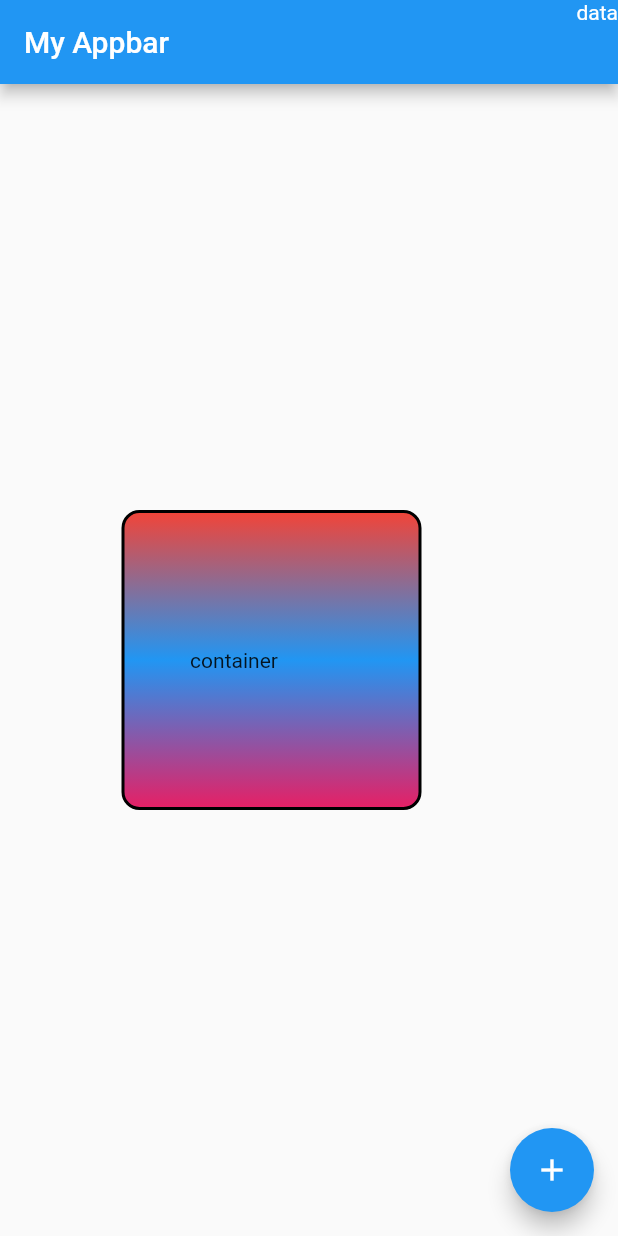
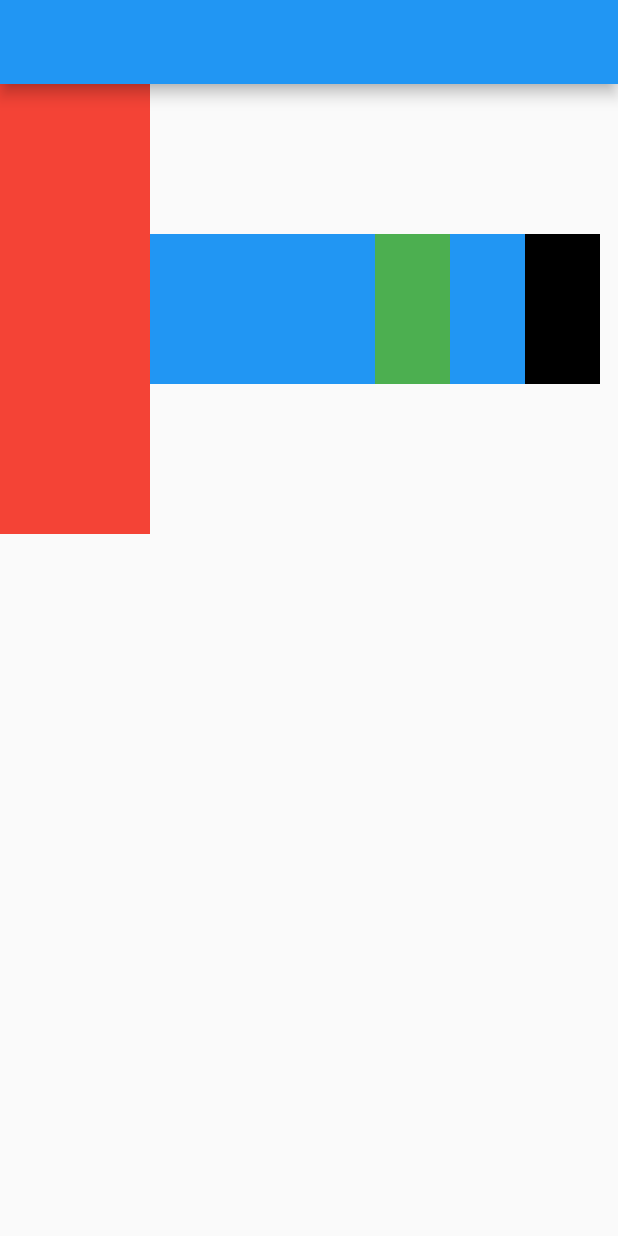
Before and after one commit to infoenum-testing/flutter_session, a Flutter app: the screen it shows after launch, on a phone screen of 412 x 824 dp. Run offline on Flutter 3.47's test engine with Material 2 defaults, Android fonts, the phone set to English and light mode, and no system bars.

Commit message:
row column

```diff
--- a/lib/main.dart
+++ b/lib/main.dart
@@ -1,5 +1,6 @@
 import 'package:flutter/cupertino.dart';
 import 'package:flutter/material.dart';
+import 'package:flutter_application_demo/screens/home_screen.dart';
 
 void main() {
   runApp(MyApp());
@@ -12,79 +13,103 @@ class MyApp extends StatelessWidget {
   Widget build(BuildContext context) {
     return MaterialApp(
       title: "My first App",
-      home: MyHome(),
+      home: HomeScreen(),
     );
   }
 }
 
-class MyHome extends StatefulWidget {
-  const MyHome({super.key});
 
-  @override
-  State<MyHome> createState() => _MyHomeState();
-}
 
-class _MyHomeState extends State<MyHome> {
-  int value = 0;
-  @override
-  void initState() {
-    // TODO: implement initState
-    super.initState();
-  }
 
-  @override
-  void didChangeDependencies() {
-    // TODO: implement didChangeDependencies
-    super.didChangeDependencies();
-  }
 
-  void counterfunction() {
-    value++;
-  }
 
-  @override
-  Widget build(BuildContext context) {
-    return Scaffold(
-      appBar: AppBar(
-        title: Text("My Appbar"),
-        actions: [Text("data")],
-      ),
-      body: Align(
-        alignment: Alignment.center,
-        child: Container(
-          margin: EdgeInsets.only(right: 50),
-          padding: EdgeInsets.only(right: 50),
-          height: 200,
-          width: 200,
-          decoration: BoxDecoration(
-              gradient: LinearGradient(
-                begin: Alignment.topCenter,
-                end: Alignment.bottomCenter,
-                colors: [Colors.red, Colors.blue, Colors.pink],
-              ),
-              borderRadius: BorderRadius.circular(12),
-              // color: Color(#),
-              border: Border.all(width: 2)),
-          child: Center(child: Text("container")),
-        ),
-      ),
 
-      // Center(
-      //   child: Text("${value}",
-      //       style: TextStyle(
-      //         fontSize: 50,
-      //         color: Colors.purple,
-      //         fontWeight: FontWeight.bold,
-      //       )),
-      // ),
-      floatingActionButton: FloatingActionButton(
-        onPressed: () {
-          setState(() {
-            counterfunction();
-          });
-        },
-        child: Icon(Icons.add),
-      ),
-    );
-  }
-}
+
+
+
+
+
+
+
+
+
+
+// class MyHome extends StatefulWidget {
+//   const MyHome({super.key});
+
+//   @override
+//   State<MyHome> createState() => _MyHomeState();
+// }
+
+// class _MyHomeState extends State<MyHome> {
+//   int value = 0;
+//   @override
+//   void initState() {
+//     // TODO: implement initState
+//     super.initState();
+//   }
+
+//   @override
+//   void didChangeDependencies() {
+//     // TODO: implement didChangeDependencies
+//     super.didChangeDependencies();
+//   }
+
+//   void counterfunction() {
+//     value++;
+//   }
+
+//   @override
+//   Widget build(BuildContext context) {
+//     return
+
+
+
+    // Scaffold(
+    //   appBar: AppBar(
+    //     title: Text("My Appbar"),
+    //     actions: [Text("data")],
+    //   ),
+    //   body:
+
+
+
+    //    Align(
+    //     alignment: Alignment.center,
+    //     child: Container(
+    //       margin: EdgeInsets.only(right: 50),
+    //       padding: EdgeInsets.only(right: 50),
+    //       height: 200,
+    //       width: 200,
+    //       decoration: BoxDecoration(
+    //           gradient: LinearGradient(
+    //             begin: Alignment.topCenter,
+    //             end: Alignment.bottomCenter,
+    //             colors: [Colors.red, Colors.blue, Colors.pink],
+    //           ),
+    //           borderRadius: BorderRadius.circular(12),
+    //           // color: Color(#),
+    //           border: Border.all(width: 2)),
+    //       child: Center(child: Text("container")),
+    //     ),
+    //   ),
+
+    //   // Center(
+    //   //   child: Text("${value}",
+    //   //       style: TextStyle(
+    //   //         fontSize: 50,
+    //   //         color: Colors.purple,
+    //   //         fontWeight: FontWeight.bold,
+    //   //       )),
+    //   // ),
+    //   floatingActionButton: FloatingActionButton(
+    //     onPressed: () {
+    //       setState(() {
+    //         counterfunction();
+    //       });
+    //     },
+    //     child: Icon(Icons.add),
+    //   ),
+    // );
+//   }
+// }
--- /dev/null
+++ b/lib/screens/home_screen.dart
@@ -0,0 +1,158 @@
+import 'package:flutter/cupertino.dart';
+import 'package:flutter/material.dart';
+
+class HomeScreen extends StatelessWidget {
+  const HomeScreen({super.key});
+
+  @override
+  Widget build(BuildContext context) {
+    return Scaffold(
+        appBar: AppBar(),
+        body: SingleChildScrollView(
+          physics: ScrollPhysics(parent: AlwaysScrollableScrollPhysics()),
+          scrollDirection: Axis.horizontal,
+          child: Row(
+            children: [
+              Container(
+                height: 300,
+                width: 100,
+                color: Colors.red,
+              ),
+              Container(
+                height: 100,
+                width: 50,
+                color: Colors.blue,
+              ),
+              Container(
+                height: 100,
+                width: 50,
+                color: Colors.blue,
+              ),
+              Container(
+                height: 100,
+                width: 50,
+                color: Colors.blue,
+              ),
+              Container(
+                height: 100,
+                width: 50,
+                color: Colors.green,
+              ),
+              Container(
+                height: 100,
+                width: 50,
+                color: Colors.blue,
+              ),
+              Container(
+                height: 100,
+                width: 50,
+                color: Colors.black,
+              ),
+            ],
+          ),
+        )
+
+        //  SingleChildScrollView(
+        //   child: Column(
+        //     // mainAxisAlignment: MainAxisAlignment.spaceAround,
+        //     children: [
+        //       Container(
+        //         height: 100,
+        //         width: 100,
+        //         color: Colors.red,
+        //       ),
+        //       // Container(
+        //       //   height: 100,
+        //       //   width: 100,
+        //       //   color: Colors.blue,
+        //       // ),
+        //       // Container(
+        //       //   height: 100,
+        //       //   width: 100,
+        //       //   color: Colors.black,
+        //       // ),
+
+        //       Row(
+        //         mainAxisAlignment: MainAxisAlignment.center,
+        //         children: [
+        //           Container(
+        //             height: 100,
+        //             width: 100,
+        //             color: Colors.red,
+        //           ),
+        //           Container(
+        //             height: 100,
+        //             width: 100,
+        //             color: Colors.black,
+        //           ),
+        //           SizedBox(height: 10),
+        //           Container(
+        //             height: 100,
+        //             width: 100,
+        //             color: Colors.yellow,
+        //           ),
+        //         ],
+        //       ),
+        //       SizedBox(height: 40),
+        //       Container(
+        //         width: 100,
+        //         height: 100,
+        //         // color: Colors.green,
+        //       ),
+        //       Container(
+        //         width: 100,
+        //         height: 100,
+        //         // color: Colors.blue,
+        //       ),
+        //       SizedBox(height: 40),
+        //       Container(
+        //         width: 100,
+        //         height: 100,
+        //         color: Colors.green,
+        //       ),
+        //       Container(
+        //         width: 100,
+        //         height: 100,
+        //         color: Colors.yellow,
+        //       ),
+        //       SizedBox(height: 40),
+        //       Container(
+        //         width: 100,
+        //         height: 100,
+        //         color: Colors.red,
+        //       ),
+        //       Container(
+        //         width: 100,
+        //         height: 100,
+        //         color: Colors.blue,
+        //       ),
+        //       Container(
+        //         margin: EdgeInsets.all(40),
+        //         padding: EdgeInsets.only(top: 20),
+        //         width: 100,
+        //         height: 100,
+        //         color: Colors.black,
+        //       ),
+        //       Container(
+        //         width: 100,
+        //         height: 100,
+        //         color: Colors.red,
+        //       ),
+        //       SizedBox(height: 40),
+        //       Container(
+        //         width: 100,
+        //         height: 100,
+        //         color: Colors.blue,
+        //       ),
+        //       SizedBox(height: 40),
+        //       Container(
+        //         width: 100,
+        //         height: 100,
+        //         color: Colors.black,
+        //       ),
+        //     ],
+        //   ),
+        // ),
+        );
+  }
+}
```
Also changed, not shown: pubspec.lock (added).
